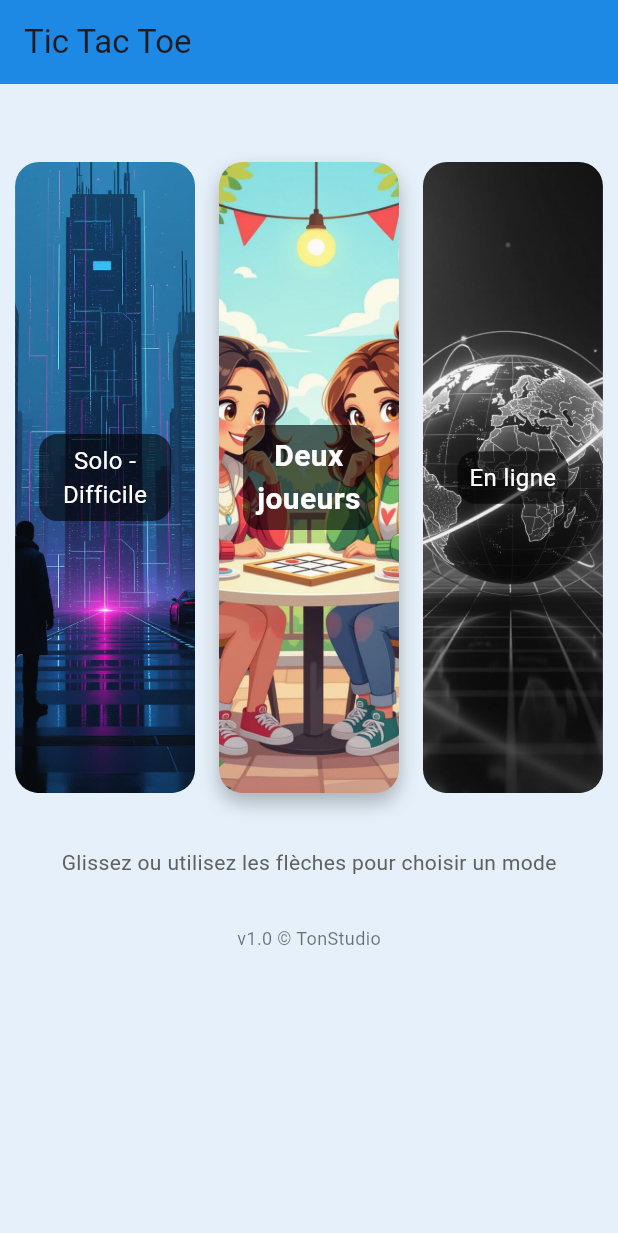
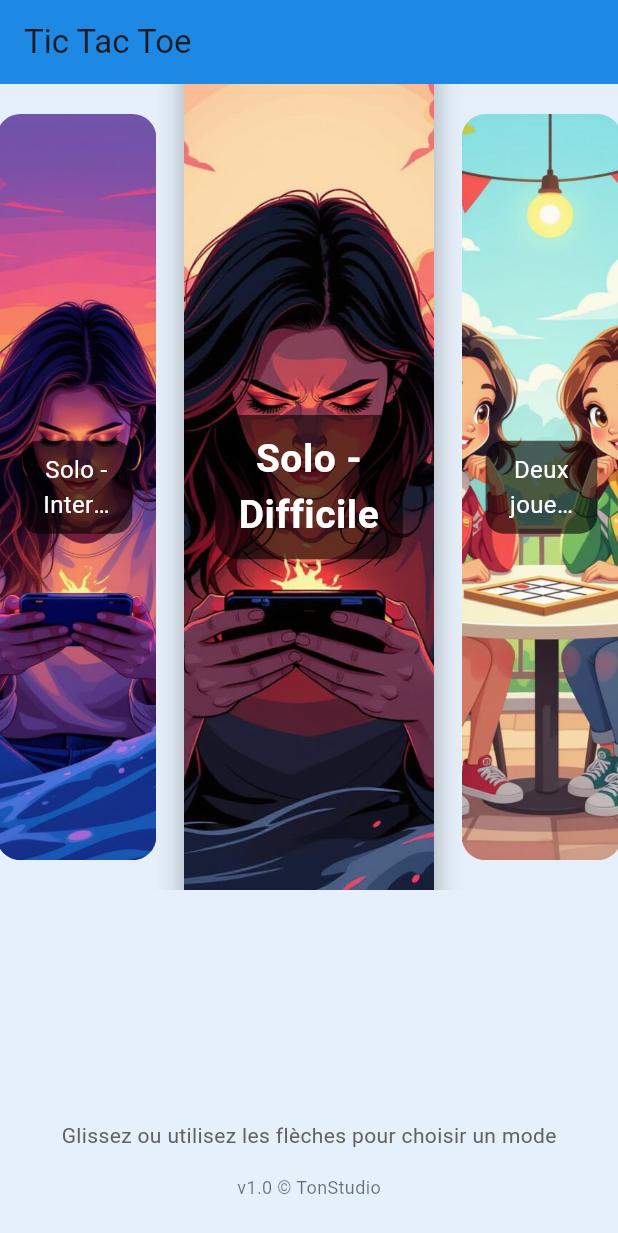
Before and after one commit to ddcq/tictactoe, a Flutter app: the screen it shows after launch, swiped to page 3, on a phone screen of 412 x 824 dp. Shown: the top 1233 px of the screen. Run offline on Flutter 3.47's test engine with Material 3 defaults, Android fonts, the phone set to English and light mode, and no system bars; our stand-ins replace confetti.

Commit message:
niveau intermédiaire

```diff
--- a/lib/pages/game_mode_selection_page.dart
+++ b/lib/pages/game_mode_selection_page.dart
@@ -2,7 +2,7 @@
 import 'dart:ui';
 
 import 'package:flutter/material.dart';
-import 'package:flutter/services.dart'; // Add this import
+import 'package:flutter/services.dart';
 import '../models/game_mode.dart';
 import '../services/ai_service.dart';
 import 'game_page.dart';
@@ -15,7 +15,8 @@ class GameModeSelectionPage extends StatefulWidget {
 }
 
 class _GameModeSelectionPageState extends State<GameModeSelectionPage> {
-  final PageController _pageController = PageController(viewportFraction: 0.33);
+  // Augmenter légèrement le viewportFraction pour mieux voir les voisins
+  final PageController _pageController = PageController(viewportFraction: 0.35);
   int _currentIndex = 0;
   final FocusNode _focusNode = FocusNode();
 
@@ -24,6 +25,11 @@ class _GameModeSelectionPageState extends State<GameModeSelectionPage> {
       label: 'Solo - Facile',
       mode: GameMode.playerVsAI,
       difficulty: Difficulty.easy,
+    ),
+    _GameModeCard(
+      label: 'Solo - Intermédiaire',
+      mode: GameMode.playerVsAI,
+      difficulty: Difficulty.medium,
     ),
     _GameModeCard(
       label: 'Solo - Difficile',
@@ -49,7 +55,9 @@ class _GameModeSelectionPageState extends State<GameModeSelectionPage> {
 
   void _onCardTap(_GameModeCard card) {
     if (card.disabled || card.mode == null) return;
-    if (card.difficulty != null) AIService.difficulty = card.difficulty!;
+    if (card.difficulty != null) {
+      AIService.difficulty = card.difficulty!;
+    }
     Navigator.push(
       context,
       MaterialPageRoute(builder: (_) => GamePage(mode: card.mode!)),
@@ -59,15 +67,19 @@ class _GameModeSelectionPageState extends State<GameModeSelectionPage> {
   void _handleKeyEvent(KeyEvent event) {
     if (event is KeyDownEvent) {
       if (event.logicalKey == LogicalKeyboardKey.arrowLeft) {
+        if (_currentIndex > 0) {
           _pageController.previousPage(
             duration: const Duration(milliseconds: 300),
             curve: Curves.easeInOut,
           );
+        }
       } else if (event.logicalKey == LogicalKeyboardKey.arrowRight) {
+        if (_currentIndex < _cards.length - 1) {
           _pageController.nextPage(
             duration: const Duration(milliseconds: 300),
             curve: Curves.easeInOut,
           );
+        }
       } else if (event.logicalKey == LogicalKeyboardKey.enter ||
           event.logicalKey == LogicalKeyboardKey.space) {
         _onCardTap(_cards[_currentIndex]);
@@ -89,10 +101,10 @@ class _GameModeSelectionPageState extends State<GameModeSelectionPage> {
         child: LayoutBuilder(
           builder: (context, constraints) {
             return Column(
+              mainAxisAlignment: MainAxisAlignment.center,
               children: [
-                const SizedBox(height: 32),
                 SizedBox(
-                  height: constraints.maxHeight * 0.6,
+                  height: constraints.maxHeight * 0.7,
                   child: PageView.builder(
                     controller: _pageController,
                     onPageChanged: (index) =>
@@ -108,14 +120,37 @@ class _GameModeSelectionPageState extends State<GameModeSelectionPage> {
                     itemBuilder: (context, index) {
                       final card = _cards[index];
                       final isActive = index == _currentIndex;
+                      final double scale = isActive ? 1.3 : 1.0;
+
+                      // --- NOUVELLE LOGIQUE POUR LA MARGE ---
+                      final double cardWidth = constraints.maxWidth * _pageController.viewportFraction;
+                      final double widthIncrease = cardWidth * 0.3; // L'augmentation de taille de la carte active
+                      final double marginForNeighbor = widthIncrease / 2;
+
+                      EdgeInsets margin = const EdgeInsets.symmetric(
+                        horizontal: 8,
+                        vertical: 20,
+                      );
+
+                      // Si cette carte est le voisin de GAUCHE de la carte active
+                      if (index == _currentIndex - 1) {
+                        margin = margin.copyWith(right: margin.right + marginForNeighbor);
+                      }
+
+                      // Si cette carte est le voisin de DROITE de la carte active
+                      if (index == _currentIndex + 1) {
+                        margin = margin.copyWith(left: margin.left + marginForNeighbor);
+                      }
+                      // --- FIN DE LA NOUVELLE LOGIQUE ---
+
                       return GestureDetector(
                         onTap: () => _onCardTap(card),
                         child: AnimatedContainer(
+                          margin: margin, // Utilisation de la marge calculée
+                          transform: Matrix4.identity()..scale(scale),
+                          transformAlignment: Alignment.center,
                           duration: const Duration(milliseconds: 300),
-                          margin: const EdgeInsets.symmetric(
-                            horizontal: 8,
-                            vertical: 20,
-                          ),
+                          curve: Curves.easeInOut,
                           padding: const EdgeInsets.all(16),
                           decoration: BoxDecoration(
                             image: DecorationImage(
@@ -134,9 +169,9 @@ class _GameModeSelectionPageState extends State<GameModeSelectionPage> {
                             boxShadow: [
                               if (isActive)
                                 BoxShadow(
-                                  color: Colors.black26,
-                                  offset: const Offset(0, 6),
-                                  blurRadius: 10,
+                                  color: Colors.black.withOpacity(0.3),
+                                  offset: const Offset(0, 8),
+                                  blurRadius: 12,
                                 ),
                             ],
                           ),
@@ -145,8 +180,8 @@ class _GameModeSelectionPageState extends State<GameModeSelectionPage> {
                             children: [
                               Container(
                                 padding: const EdgeInsets.symmetric(
-                                  horizontal: 8,
-                                  vertical: 6,
+                                  horizontal: 12,
+                                  vertical: 8,
                                 ),
                                 decoration: BoxDecoration(
                                   color: Colors.black.withOpacity(0.6),
@@ -173,17 +208,21 @@ class _GameModeSelectionPageState extends State<GameModeSelectionPage> {
                     },
                   ),
                 ),
-                const SizedBox(height: 16),
-                Text(
+                const Spacer(),
+                Padding(
+                  padding: const EdgeInsets.only(bottom: 16.0),
+                  child: Text(
                     'Glissez ou utilisez les flèches pour choisir un mode',
                     style: TextStyle(color: Colors.grey.shade700),
                   ),
-                const SizedBox(height: 32),
-                const Text(
+                ),
+                const Padding(
+                  padding: EdgeInsets.only(bottom: 24.0),
+                  child: Text(
                     'v1.0 © TonStudio',
                     style: TextStyle(fontSize: 12, color: Colors.black54),
                   ),
-                const SizedBox(height: 12),
+                ),
               ],
             );
           },
```
Also changed, not shown: lib/services/ai_service.dart (+50 -9 lines), assets/images/bg_solo__difficile.jpg, assets/images/bg_solo__intermediaire.jpg (added). Lines whose indentation alone changed are shown as unchanged.
